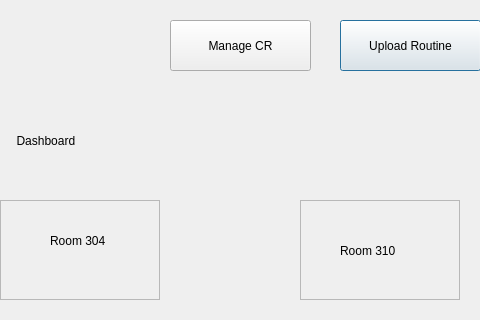
Before: the Qt Designer form coordinatordash.ui in prazzx/Kakshya, drawn with Qt 5; both pictures show x 460 to 940 and y 0 to 320 of the 1200 by 900 pixel window.
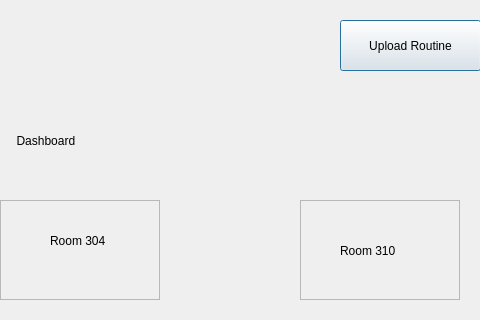
After: the same form once the commit is applied.

Commit message: Completed classroom booking

```diff
--- a/coordinatordash.ui
+++ b/coordinatordash.ui
@@ -352,19 +352,6 @@
     </property>
    </widget>
   </widget>
-  <widget class="QPushButton" name="setpw">
-   <property name="geometry">
-    <rect>
-     <x>630</x>
-     <y>20</y>
-     <width>141</width>
-     <height>51</height>
-    </rect>
-   </property>
-   <property name="text">
-    <string>Manage CR</string>
-   </property>
-  </widget>
  </widget>
  <resources/>
  <connections/>
```
The commit also changes 2 other files.
